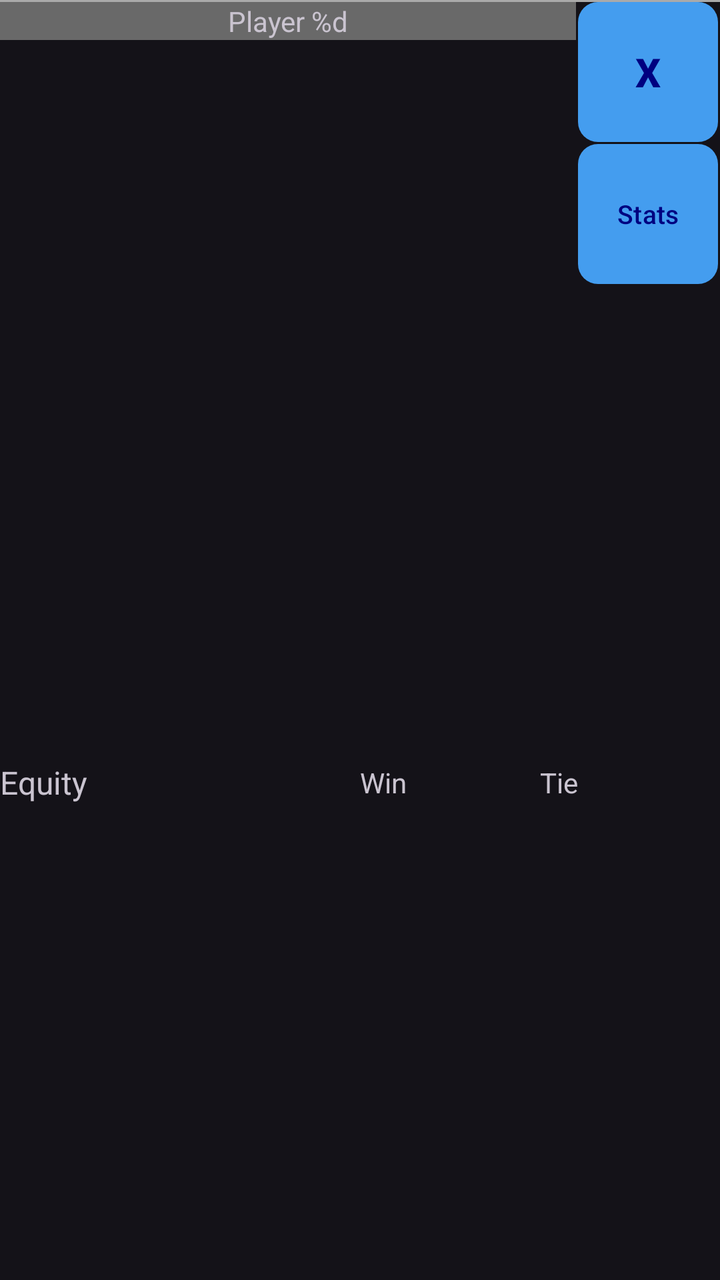
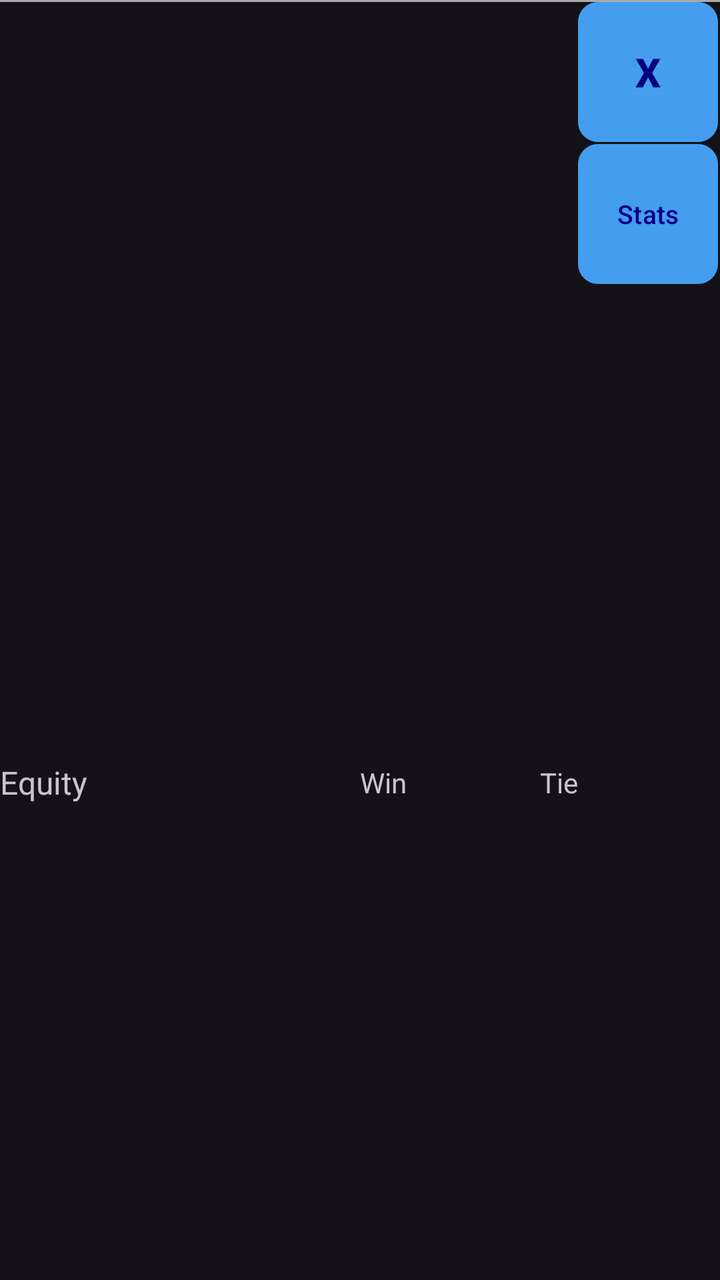

An Android layout rendered at two revisions. The XML below is the earlier revision; the diff shows what the commit changed to produce the second picture.
<!-- AndroidManifest.xml: application theme Theme.CJPokerOddsCalculator -->
<!-- res/layout/omaha_high_player_row.xml -->
<?xml version="1.0" encoding="utf-8"?>
<androidx.constraintlayout.widget.ConstraintLayout
    xmlns:android="http://schemas.android.com/apk/res/android"
    xmlns:app="http://schemas.android.com/apk/res-auto"
    android:layout_width="match_parent"
    android:layout_height="wrap_content">

    <View
        android:id="@+id/divider"
        android:layout_width="match_parent"
        android:layout_height="1dp"
        android:background="@android:color/darker_gray"
        app:layout_constraintTop_toTopOf="parent" />

    <TextView
        android:id="@+id/player_text"
        android:text="@string/player"
        android:gravity="center_horizontal"
        android:layout_width="0dp"
        android:layout_height="wrap_content"
        android:background="#696969"
        app:layout_constraintTop_toBottomOf="@id/divider"
        app:layout_constraintLeft_toLeftOf="parent"
        app:layout_constraintWidth_percent="0.8"/>

    <com.google.android.material.button.MaterialButton
        android:id="@+id/remove"
        android:layout_width="0dp"
        android:layout_height="0dp"
        android:text="@string/remove_player"
        android:textStyle="bold"
        android:textSize="20sp"
        android:layout_margin="1dp"
        android:insetTop="0dp"
        android:insetBottom="0dp"
        android:padding="0dp"
        app:cornerRadius="10dp"
        app:layout_constraintDimensionRatio="1:1"
        app:layout_constraintTop_toBottomOf="@id/divider"
        app:layout_constraintBottom_toTopOf="@id/stats_button"
        app:layout_constraintLeft_toRightOf="@id/player_text"
        app:layout_constraintRight_toRightOf="parent" />

    <com.google.android.material.button.MaterialButton
        android:id="@+id/stats_button"
        android:layout_width="0dp"
        android:layout_height="0dp"
        android:text="@string/stats"
        android:textSize="13sp"
        android:layout_margin="1dp"
        android:insetTop="0dp"
        android:insetBottom="0dp"
        android:padding="0dp"
        app:cornerRadius="10dp"
        app:layout_constraintDimensionRatio="1:1"
        app:layout_constraintTop_toBottomOf="@id/remove"
        app:layout_constraintLeft_toRightOf="@id/player_text"
        app:layout_constraintRight_toRightOf="parent" />

    <androidx.appcompat.widget.AppCompatTextView
        android:id="@+id/equity_text"
        android:layout_width="wrap_content"
        android:layout_height="wrap_content"
        android:gravity="center_vertical"
        android:textSize="16sp"
        android:text="@string/equity"
        android:layout_marginEnd="3dp"
        app:layout_constraintTop_toTopOf="@id/equity"
        app:layout_constraintBottom_toBottomOf="@id/equity"
        app:layout_constraintLeft_toLeftOf="parent"
        app:layout_constraintRight_toLeftOf="@id/equity"
        />

    <androidx.appcompat.widget.AppCompatTextView
        android:id="@+id/equity"
        android:layout_width="0dp"
        android:layout_height="wrap_content"
        android:gravity="center|start"
        android:textSize="30sp"
        app:layout_constraintTop_toBottomOf="@id/stats_button"
        app:layout_constraintBottom_toTopOf="@id/stats_view"
        app:layout_constraintLeft_toRightOf="@id/equity_text"
        app:layout_constraintRight_toLeftOf="@id/win_guideline" />

    <androidx.constraintlayout.widget.Guideline
        android:id="@+id/win_guideline"
        android:layout_width="wrap_content"
        android:layout_height="wrap_content"
        android:orientation="vertical"
        app:layout_constraintGuide_percent="0.5" />

    <androidx.appcompat.widget.AppCompatTextView
        android:id="@+id/win_text"
        android:layout_width="wrap_content"
        android:layout_height="wrap_content"
        android:gravity="center_vertical"
        android:textSize="14sp"
        android:text="@string/win"
        android:layout_marginEnd="3dp"
        app:layout_constraintTop_toTopOf="@id/equity"
        app:layout_constraintBottom_toBottomOf="@id/equity"
        app:layout_constraintLeft_toRightOf="@id/win_guideline"
        app:layout_constraintRight_toLeftOf="@id/win" />

    <androidx.appcompat.widget.AppCompatTextView
        android:id="@+id/win"
        android:layout_width="0dp"
        android:layout_height="wrap_content"
        android:gravity="center|start"
        android:textSize="18sp"
        app:layout_constraintTop_toTopOf="@id/equity"
        app:layout_constraintBottom_toBottomOf="@id/equity"
        app:layout_constraintLeft_toRightOf="@id/win_text"
        app:layout_constraintRight_toLeftOf="@id/tie_guideline" />

    <androidx.constraintlayout.widget.Guideline
        android:id="@+id/tie_guideline"
        android:layout_width="wrap_content"
        android:layout_height="wrap_content"
        android:orientation="vertical"
        app:layout_constraintGuide_percent="0.75" />

    <androidx.appcompat.widget.AppCompatTextView
        android:id="@+id/tie_text"
        android:layout_width="wrap_content"
        android:layout_height="wrap_content"
        android:gravity="center_vertical"
        android:textSize="14sp"
        android:text="@string/tie"
        android:layout_marginEnd="3dp"
        app:layout_constraintTop_toTopOf="@id/equity"
        app:layout_constraintBottom_toBottomOf="@id/equity"
        app:layout_constraintLeft_toRightOf="@id/tie_guideline"
        app:layout_constraintRight_toLeftOf="@id/tie" />

    <androidx.appcompat.widget.AppCompatTextView
        android:id="@+id/tie"
        android:layout_width="0dp"
        android:layout_height="wrap_content"
        android:gravity="center|start"
        android:textSize="18sp"
        app:layout_constraintTop_toTopOf="@id/equity"
        app:layout_constraintBottom_toBottomOf="@id/equity"
        app:layout_constraintLeft_toRightOf="@id/tie_text"
        app:layout_constraintRight_toRightOf="parent"/>

    <include
        android:id="@+id/stats_view"
        layout="@layout/stats_layout"
        android:layout_width="match_parent"
        android:layout_height="wrap_content"
        app:layout_constraintTop_toBottomOf="@id/equity"
        app:layout_constraintBottom_toBottomOf="parent"
        app:layout_constraintLeft_toLeftOf="parent"
        app:layout_constraintRight_toRightOf="parent" />

</androidx.constraintlayout.widget.ConstraintLayout>
<!-- res/layout/stats_layout.xml (included above) -->
<androidx.constraintlayout.widget.ConstraintLayout
    xmlns:android="http://schemas.android.com/apk/res/android"
    xmlns:app="http://schemas.android.com/apk/res-auto"
    android:layout_width="match_parent"
    android:layout_height="wrap_content"
    android:visibility="gone" >

    <androidx.constraintlayout.widget.Guideline
        android:id="@+id/guideline_1"
        android:layout_width="wrap_content"
        android:layout_height="wrap_content"
        android:orientation="vertical"
        app:layout_constraintGuide_percent="0.05" />

    <androidx.constraintlayout.widget.Guideline
        android:id="@+id/guideline_2"
        android:layout_width="wrap_content"
        android:layout_height="wrap_content"
        android:orientation="vertical"
        app:layout_constraintGuide_percent="0.4" />

    <androidx.constraintlayout.widget.Guideline
        android:id="@+id/guideline_3"
        android:layout_width="wrap_content"
        android:layout_height="wrap_content"
        android:orientation="vertical"
        app:layout_constraintGuide_percent="0.6" />

    <androidx.constraintlayout.widget.Guideline
        android:id="@+id/guideline_4"
        android:layout_width="wrap_content"
        android:layout_height="wrap_content"
        android:orientation="vertical"
        app:layout_constraintGuide_percent="0.95" />

    <TextView
        android:id="@+id/high_card_text"
        android:text="@string/high_card"
        app:layout_constraintTop_toTopOf="parent"
        app:layout_constraintLeft_toRightOf="@id/guideline_1"
        app:layout_constraintRight_toLeftOf="@id/high_card"
        style="@style/StatsText"/>

    <TextView
        android:id="@+id/high_card"
        app:layout_constraintTop_toTopOf="parent"
        app:layout_constraintLeft_toRightOf="@id/high_card_text"
        app:layout_constraintRight_toLeftOf="@id/guideline_2"
        style="@style/StatsText"/>

    <TextView
        android:id="@+id/flush_text"
        android:text="@string/flush"
        app:layout_constraintTop_toTopOf="parent"
        app:layout_constraintLeft_toRightOf="@id/guideline_3"
        app:layout_constraintRight_toLeftOf="@id/flush"
        style="@style/StatsText"/>

    <TextView
        android:id="@+id/flush"
        app:layout_constraintTop_toTopOf="parent"
        app:layout_constraintLeft_toRightOf="@id/flush_text"
        app:layout_constraintRight_toLeftOf="@id/guideline_4"
        style="@style/StatsText"/>

    <TextView
        android:id="@+id/one_pair_text"
        android:text="@string/one_pair"
        app:layout_constraintTop_toBottomOf="@id/high_card_text"
        app:layout_constraintLeft_toRightOf="@id/guideline_1"
        app:layout_constraintRight_toLeftOf="@id/one_pair"
        style="@style/StatsText"/>

    <TextView
        android:id="@+id/one_pair"
        app:layout_constraintTop_toBottomOf="@id/high_card"
        app:layout_constraintLeft_toRightOf="@id/one_pair_text"
        app:layout_constraintRight_toLeftOf="@id/guideline_2"
        style="@style/StatsText"/>

    <TextView
        android:id="@+id/full_house_text"
        android:text="@string/full_house"
        app:layout_constraintTop_toBottomOf="@id/flush_text"
        app:layout_constraintLeft_toRightOf="@id/guideline_3"
        app:layout_constraintRight_toLeftOf="@id/full_house"
        style="@style/StatsText"/>

    <TextView
        android:id="@+id/full_house"
        app:layout_constraintTop_toBottomOf="@id/flush"
        app:layout_constraintLeft_toRightOf="@id/full_house_text"
        app:layout_constraintRight_toLeftOf="@id/guideline_4"
        style="@style/StatsText"/>

    <TextView
        android:id="@+id/two_pair_text"
        android:text="@string/two_pair"
        app:layout_constraintTop_toBottomOf="@id/one_pair_text"
        app:layout_constraintLeft_toRightOf="@id/guideline_1"
        app:layout_constraintRight_toLeftOf="@id/two_pair"
        style="@style/StatsText"/>

    <TextView
        android:id="@+id/two_pair"
        app:layout_constraintTop_toBottomOf="@id/one_pair"
        app:layout_constraintLeft_toRightOf="@id/two_pair_text"
        app:layout_constraintRight_toLeftOf="@id/guideline_2"
        style="@style/StatsText"/>

    <TextView
        android:id="@+id/four_of_a_kind_text"
        android:text="@string/_4_of_a_kind"
        app:layout_constraintTop_toBottomOf="@id/full_house_text"
        app:layout_constraintLeft_toRightOf="@id/guideline_3"
        app:layout_constraintRight_toLeftOf="@id/four_of_a_kind"
        style="@style/StatsText"/>

    <TextView
        android:id="@+id/four_of_a_kind"
        app:layout_constraintTop_toBottomOf="@id/full_house"
        app:layout_constraintLeft_toRightOf="@id/four_of_a_kind_text"
        app:layout_constraintRight_toLeftOf="@id/guideline_4"
        style="@style/StatsText"/>

    <TextView
        android:id="@+id/three_of_a_kind_text"
        android:text="@string/_3_of_a_kind"
        app:layout_constraintTop_toBottomOf="@id/two_pair_text"
        app:layout_constraintLeft_toRightOf="@id/guideline_1"
        app:layout_constraintRight_toLeftOf="@id/three_of_a_kind"
        style="@style/StatsText"/>

    <TextView
        android:id="@+id/three_of_a_kind"
        app:layout_constraintTop_toBottomOf="@id/two_pair"
        app:layout_constraintLeft_toRightOf="@id/three_of_a_kind_text"
        app:layout_constraintRight_toLeftOf="@id/guideline_2"
        style="@style/StatsText"/>

    <TextView
        android:id="@+id/straight_flush_text"
        android:text="@string/straight_flush"
        app:layout_constraintTop_toBottomOf="@id/four_of_a_kind_text"
        app:layout_constraintBottom_toTopOf="@id/straight_text"
        app:layout_constraintLeft_toRightOf="@id/guideline_3"
        app:layout_constraintRight_toLeftOf="@id/straight_flush"
        style="@style/StatsText"/>

    <TextView
        android:id="@+id/straight_flush"
        app:layout_constraintTop_toBottomOf="@id/four_of_a_kind"
        app:layout_constraintLeft_toRightOf="@id/straight_flush_text"
        app:layout_constraintRight_toLeftOf="@id/guideline_4"
        style="@style/StatsText"/>

    <TextView
        android:id="@+id/straight_text"
        android:text="@string/straight"
        app:layout_constraintTop_toBottomOf="@id/three_of_a_kind_text"
        app:layout_constraintLeft_toRightOf="@id/guideline_1"
        app:layout_constraintRight_toLeftOf="@id/straight"
        style="@style/StatsText"/>

    <TextView
        android:id="@+id/straight"
        app:layout_constraintTop_toBottomOf="@id/three_of_a_kind"
        app:layout_constraintLeft_toRightOf="@id/straight_text"
        app:layout_constraintRight_toLeftOf="@id/guideline_2"
        style="@style/StatsText"/>

</androidx.constraintlayout.widget.ConstraintLayout>
<!-- resources referenced by this layout -->
<resources>
  <string name="_3_of_a_kind">3 of a Kind</string>
  <string name="_4_of_a_kind">4 of a Kind</string>
  <string name="equity">Equity</string>
  <string name="flush">Flush</string>
  <string name="full_house">Full House</string>
  <string name="high_card">High Card</string>
  <string name="one_pair">One Pair</string>
  <string name="player">Player %d</string>
  <string name="remove_player">X</string>
  <string name="stats">Stats</string>
  <string name="straight">Straight</string>
  <string name="straight_flush">Straight Flush</string>
  <string name="tie">Tie</string>
  <string name="two_pair">Two Pair</string>
  <string name="win">Win</string>
  <style name="StatsText" parent="Widget.AppCompat.TextView">
          <item name="android:layout_width">wrap_content</item>
          <item name="android:layout_height">wrap_content</item>
          <item name="android:textSize">12sp</item>
          <item name="layout_constraintHorizontal_chainStyle">spread_inside</item>
      </style>
  <style name="Theme.CJPokerOddsCalculator" parent="Base.Theme.CJPokerOddsCalculator" />
  <style name="Base.Theme.CJPokerOddsCalculator" parent="Theme.Material3.Dark.NoActionBar">
          <item name="colorPrimary">#449DEF</item>
          <item name="colorOnPrimary">#000080</item>
          <item name="colorPrimaryDark">#000000</item>
      </style>
</resources>

<!-- the commit's change to res/layout/omaha_high_player_row.xml (unified diff, before → after) -->
@@ -12,16 +12,20 @@
         android:background="@android:color/darker_gray"
         app:layout_constraintTop_toTopOf="parent" />
 
-    <TextView
-        android:id="@+id/player_text"
-        android:text="@string/player"
-        android:gravity="center_horizontal"
-        android:layout_width="0dp"
-        android:layout_height="wrap_content"
-        android:background="#696969"
+    <Space
+        android:id="@+id/space_above_cards"
+        android:layout_width="0dp"
+        android:layout_height="8dp"
         app:layout_constraintTop_toBottomOf="@id/divider"
         app:layout_constraintLeft_toLeftOf="parent"
-        app:layout_constraintWidth_percent="0.8"/>
+        app:layout_constraintWidth_percent="0.8" />
+
+    <Space
+        android:id="@+id/space_below_cards"
+        android:layout_width="0dp"
+        android:layout_height="8dp"
+        app:layout_constraintLeft_toLeftOf="parent"
+        app:layout_constraintWidth_percent="0.8" />
 
     <com.google.android.material.button.MaterialButton
         android:id="@+id/remove"
@@ -38,7 +42,7 @@
         app:layout_constraintDimensionRatio="1:1"
         app:layout_constraintTop_toBottomOf="@id/divider"
         app:layout_constraintBottom_toTopOf="@id/stats_button"
-        app:layout_constraintLeft_toRightOf="@id/player_text"
+        app:layout_constraintLeft_toRightOf="@id/space_above_cards"
         app:layout_constraintRight_toRightOf="parent" />
 
     <com.google.android.material.button.MaterialButton
@@ -54,7 +58,7 @@
         app:cornerRadius="10dp"
         app:layout_constraintDimensionRatio="1:1"
         app:layout_constraintTop_toBottomOf="@id/remove"
-        app:layout_constraintLeft_toRightOf="@id/player_text"
+        app:layout_constraintLeft_toRightOf="@id/space_above_cards"
         app:layout_constraintRight_toRightOf="parent" />
 
     <androidx.appcompat.widget.AppCompatTextView
<!-- resource entries referenced after the edit -->
@@ -7,7 +7,6 @@
   <string name="full_house">Full House</string>
   <string name="high_card">High Card</string>
   <string name="one_pair">One Pair</string>
-  <string name="player">Player %d</string>
   <string name="remove_player">X</string>
   <string name="stats">Stats</string>
   <string name="straight">Straight</string>
